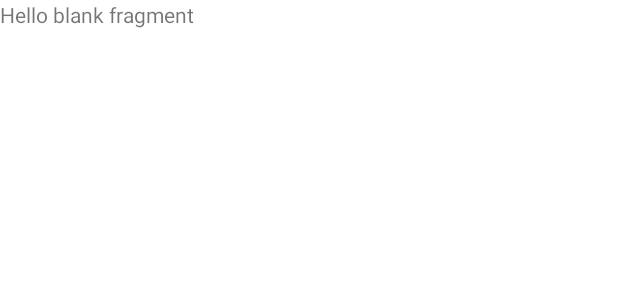
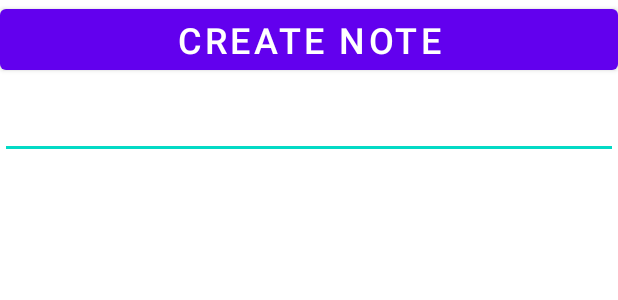
Before and after one commit to Vladimir-Yurevich2021/MyApplication2, an Android app: the layout fragment_my.xml on its own in the app's theme, with its tools: preview values and no code run, on a phone screen of 412 x 824 dp. Shown: the top 300 px of the screen. Run offline under Robolectric (Android 15) with nearby library versions, the phone set to English and light mode, and no system bars.

Commit message:
Создали во фрагменте кнопку и текстовое поле. Текстовое поле пока будет статическим, в дальнейшем будет создаваться при нажатии кнопки.

```diff
--- a/app/src/main/res/layout/fragment_my.xml
+++ b/app/src/main/res/layout/fragment_my.xml
@@ -1,14 +1,21 @@
 <?xml version="1.0" encoding="utf-8"?>
-<FrameLayout xmlns:android="http://schemas.android.com/apk/res/android"
-             xmlns:tools="http://schemas.android.com/tools"
-             android:layout_width="match_parent"
-             android:layout_height="match_parent"
-             tools:context=".MyFragment">
+<LinearLayout
+        xmlns:android="http://schemas.android.com/apk/res/android"
+        xmlns:tools="http://schemas.android.com/tools"
 
-    <!-- TODO: Update blank fragment layout -->
-    <TextView
+        android:layout_width="match_parent"
+        android:layout_height="match_parent"
+        android:orientation="vertical"
+        tools:context=".MainActivity">
+    <Button android:id="@+id/btn_create"
             android:layout_width="match_parent"
-            android:layout_height="match_parent"
-            android:text="@string/hello_blank_fragment"/>
-
-</FrameLayout>
+            android:layout_height="wrap_content"
+            android:textSize="24sp"
+            android:text="@string/btn_txt_create_note"/>
+    <EditText
+        android:id="@+id/txt_note"
+            android:layout_width="match_parent"
+              android:layout_height="wrap_content"
+        android:textSize="24sp"
+        android:text=""/>
+</LinearLayout>
--- a/app/src/main/res/values/strings.xml
+++ b/app/src/main/res/values/strings.xml
@@ -2,4 +2,5 @@
     <string name="app_name">My Application2</string>
     <!-- TODO: Remove or change this placeholder text -->
     <string name="hello_blank_fragment">Hello blank fragment</string>
+    <string name="btn_txt_create_note">Create note</string>
 </resources>
```
Also changed, not shown: app/src/main/res/layout/activity_main.xml (+4 -11 lines).
